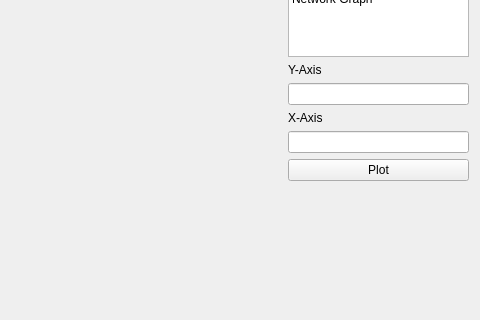
Above: ui/plotWindow.ui from IvanGranero/pktAnalyzer before the change; both pictures show x 445 to 925 and y 146 to 466 of the 925 by 727 pixel window. Below: the same form after it.
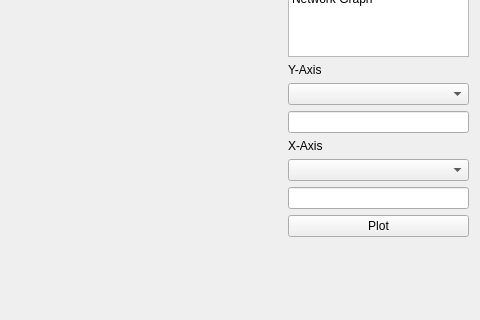
That is the form after the change.

What changed in the file:
```diff
--- a/ui/plotWindow.ui
+++ b/ui/plotWindow.ui
@@ -18,7 +18,7 @@
     <layout class="QVBoxLayout" name="plot_layout"/>
    </item>
    <item>
-    <layout class="QVBoxLayout" name="verticalLayout" stretch="0,0,0,0,0,0,50">
+    <layout class="QVBoxLayout" name="verticalLayout" stretch="0,0,0,0,0,0,0,0,50">
      <item>
       <widget class="QListWidget" name="chart_types">
        <item>
@@ -80,6 +80,9 @@
        </property>
       </widget>
      </item>
+     <item>
+      <widget class="QComboBox" name="dropdown_yaxis"/>
+     </item>
      <item>
       <widget class="QLineEdit" name="yaxis"/>
      </item>
@@ -90,6 +93,9 @@
        </property>
       </widget>
      </item>
+     <item>
+      <widget class="QComboBox" name="dropdown_xaxis"/>
+     </item>
      <item>
       <widget class="QLineEdit" name="xaxis"/>
      </item>
```
